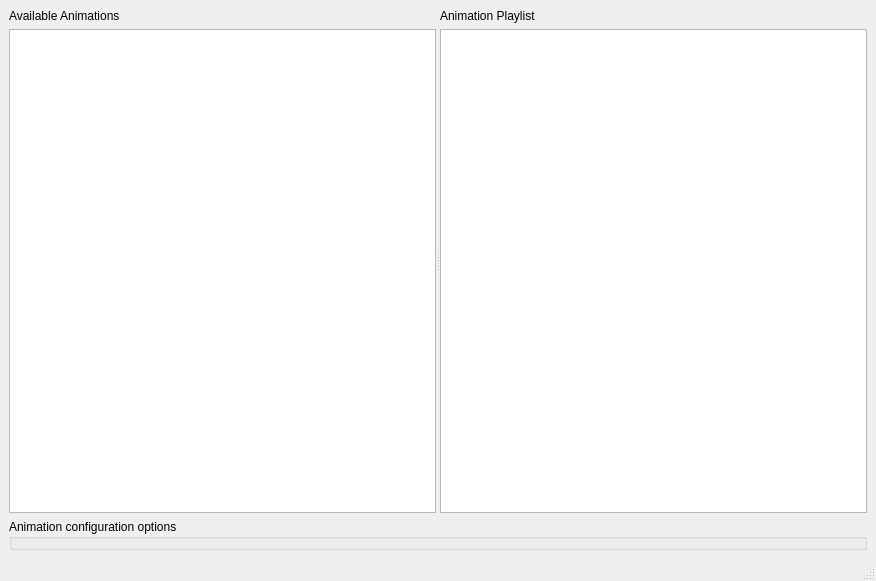
Above: src/gui/MainWindow.ui from casch-at/ledcc before the change. Below: the same form after it.
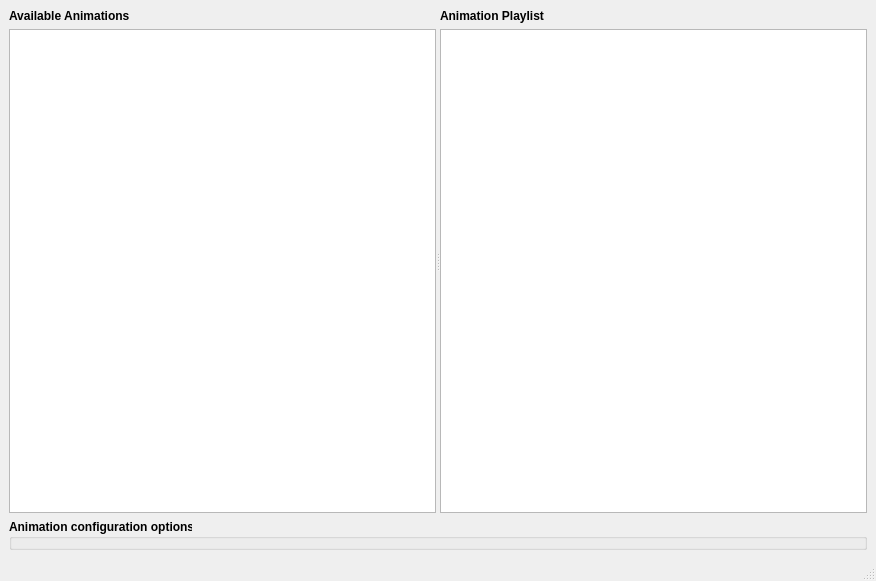
That is the form after the change. Custom widgets are drawn as their Qt base class.

Commit message: updated main ui window

The edit to the form file:
```diff
--- a/src/gui/MainWindow.ui
+++ b/src/gui/MainWindow.ui
@@ -14,14 +14,7 @@
    <string>3D-LED Cube </string>
   </property>
   <widget class="QWidget" name="centralwidget">
-   <layout class="QGridLayout" name="gridLayout_2" rowstretch="1,0">
-    <item row="1" column="0">
-     <widget class="AnimationOptionsGroupBox" name="animationAdjustGB">
-      <property name="title">
-       <string>Animation configuration options</string>
-      </property>
-     </widget>
-    </item>
+   <layout class="QGridLayout" name="gridLayout" rowstretch="1,0" rowminimumheight="1,0">
     <item row="0" column="0">
      <widget class="QSplitter" name="splitter">
       <property name="orientation">
@@ -31,6 +24,12 @@
        <layout class="QVBoxLayout" name="verticalLayout_10">
         <item>
          <widget class="QLabel" name="availableAnimationsL">
+          <property name="font">
+           <font>
+            <weight>75</weight>
+            <bold>true</bold>
+           </font>
+          </property>
           <property name="text">
            <string>Available Animations</string>
           </property>
@@ -66,10 +65,16 @@
         </item>
        </layout>
       </widget>
-      <widget class="QWidget" name="layoutWidget">
-       <layout class="QVBoxLayout" name="verticalLayout_11">
+      <widget class="QWidget" name="">
+       <layout class="QVBoxLayout" name="verticalLayout">
         <item>
          <widget class="QLabel" name="animationPlaylistL">
+          <property name="font">
+           <font>
+            <weight>75</weight>
+            <bold>true</bold>
+           </font>
+          </property>
           <property name="text">
            <string>Animation Playlist</string>
           </property>
@@ -98,6 +103,19 @@
       </widget>
      </widget>
     </item>
+    <item row="1" column="0">
+     <widget class="AnimationOptionsGroupBox" name="animationAdjustGB">
+      <property name="font">
+       <font>
+        <weight>75</weight>
+        <bold>true</bold>
+       </font>
+      </property>
+      <property name="title">
+       <string>Animation configuration options</string>
+      </property>
+     </widget>
+    </item>
    </layout>
   </widget>
   <widget class="QMenuBar" name="menubar">
```
Left out of the diff: 6 changed lines with no effect on the pictures. The commit also changes 4 other files.
